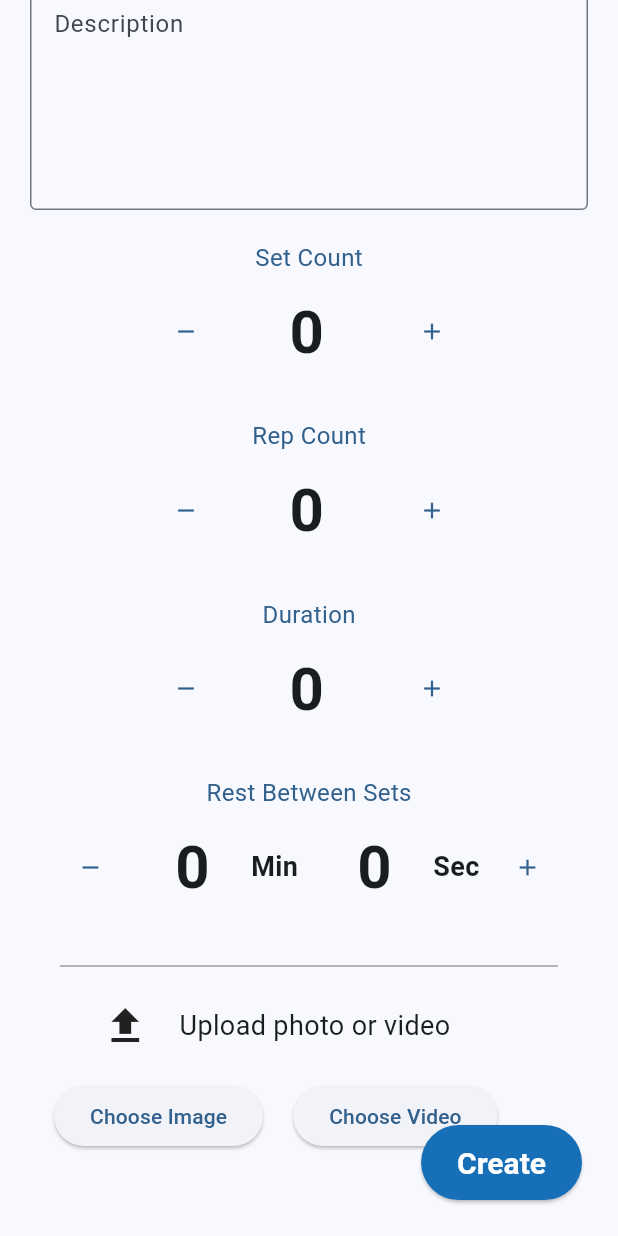
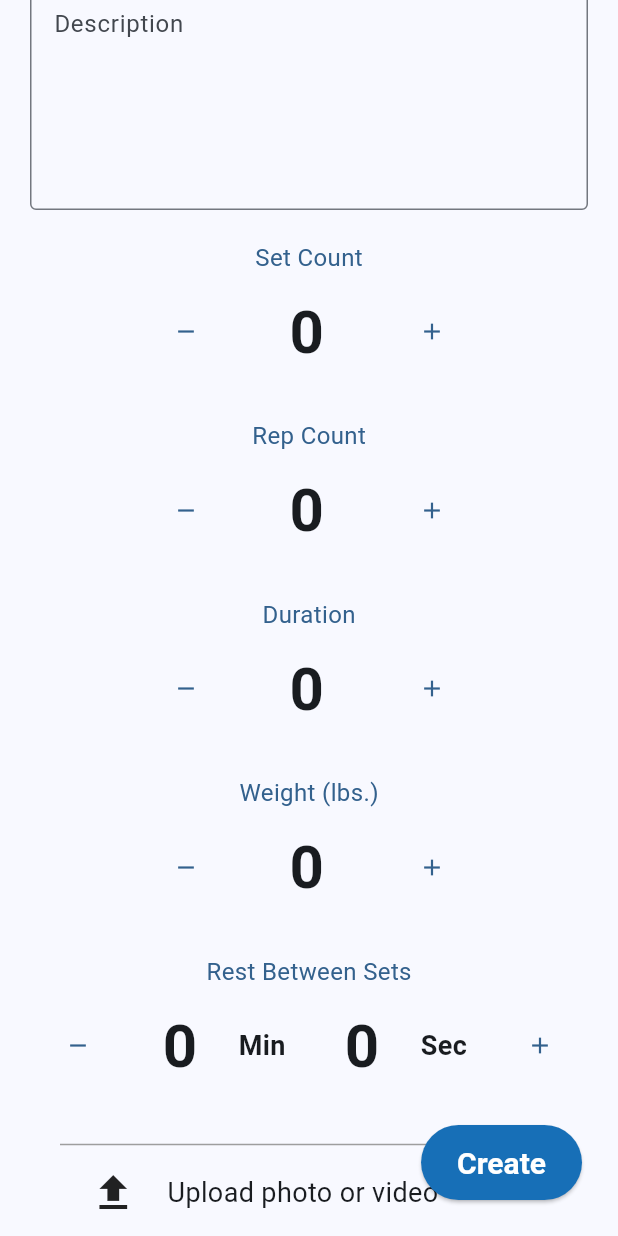
Before and after one commit to ColeWhaley1/Outwork, a Flutter app: the NewExerciseForm screen opened directly, scrolled down 108 dp, on a phone screen of 412 x 824 dp. Run offline on Flutter 3.47's test engine with Material 3 defaults, Android fonts, the phone set to English and light mode, and no system bars; our stand-ins replace carousel_slider, firebase_core, image_picker; accounts and stored records are empty; generated files the repository leaves out were written again.

Commit message:
try to import images/video. wip

```diff
--- a/lib/pages/workouts/new_exercise.dart
+++ b/lib/pages/workouts/new_exercise.dart
@@ -68,6 +68,8 @@ class _NewExerciseFormState extends State<NewExerciseForm> {
                       const SizedBox(height: 20),
                       const FormIncrementer(label: 'Duration'),
                       const SizedBox(height: 20),
+                      const FormIncrementer(label: 'Weight (lbs.)'),
+                      const SizedBox(height: 20),
                       const FormTimeInput(label: 'Rest Between Sets'),
                       const SizedBox(height: 20),
                       const Divider(
--- a/lib/widgets/form_incrementer.dart
+++ b/lib/widgets/form_incrementer.dart
@@ -1,3 +1,5 @@
+import 'dart:math';
+
 import 'package:flutter/material.dart';
 import 'package:flutter/services.dart';
 
@@ -14,6 +16,8 @@ class _FormIncrementer extends State<FormIncrementer> {
   late TextEditingController _controller;
   late FocusNode _focusNode;
   int count = 0;
+
+  final double minRowWidth = 200.0;
 
   @override
   void initState() {
@@ -44,7 +48,7 @@ class _FormIncrementer extends State<FormIncrementer> {
 
   void updateCountWhenEnteredManually() {
     final input = _controller.text;
-    if(input.isNotEmpty){
+    if (input.isNotEmpty) {
       setState(() {
         count = int.tryParse(input) ?? 0;
       });
@@ -61,8 +65,8 @@ class _FormIncrementer extends State<FormIncrementer> {
   }
 
   void handleFocusChange() {
-    if(!_focusNode.hasFocus){
-      if(_controller.text.isEmpty){
+    if (!_focusNode.hasFocus) {
+      if (_controller.text.isEmpty) {
         _controller.text = '0';
         count = 0;
       }
@@ -71,16 +75,22 @@ class _FormIncrementer extends State<FormIncrementer> {
 
   @override
   Widget build(BuildContext context) {
+    final screenWidth = MediaQuery.of(context).size.width;
     return Center(
+      child: ConstrainedBox(
+        constraints: BoxConstraints(maxWidth: max(screenWidth, minRowWidth)),
         child: Row(
           mainAxisAlignment: MainAxisAlignment.center,
           children: [
             Column(
               children: [
-              Text(widget.label,
+                Text(
+                  widget.label,
                   style: TextStyle(
                     fontSize: 16,
-                      color: Theme.of(context).colorScheme.primary)),
+                    color: Theme.of(context).colorScheme.primary,
+                  ),
+                ),
                 Row(
                   children: [
                     ElevatedButton(
@@ -129,6 +139,7 @@ class _FormIncrementer extends State<FormIncrementer> {
             ),
           ],
         ),
+      ),
     );
   }
 }
--- a/lib/widgets/form_time_input.dart
+++ b/lib/widgets/form_time_input.dart
@@ -1,3 +1,5 @@
+import 'dart:math';
+
 import 'package:flutter/material.dart';
 import 'package:flutter/services.dart';
 
@@ -7,10 +9,10 @@ class FormTimeInput extends StatefulWidget {
   final String label;
 
   @override
-  State<FormTimeInput> createState() => _FormTimeInput();
+  State<FormTimeInput> createState() => _FormTimeInputState();
 }
 
-class _FormTimeInput extends State<FormTimeInput> {
+class _FormTimeInputState extends State<FormTimeInput> {
   late TextEditingController _controllerMinutes;
   late TextEditingController _controllerSeconds;
   int countMinutes = 0;
@@ -18,6 +20,8 @@ class _FormTimeInput extends State<FormTimeInput> {
 
   late FocusNode _focusNodeMinutes;
   late FocusNode _focusNodeSeconds;
+
+  final minRowWidth = 300.0;
 
   @override
   void initState() {
@@ -54,7 +58,6 @@ class _FormTimeInput extends State<FormTimeInput> {
     setState(() {
       if (countSeconds - seconds < 0) {
         if (countMinutes > 0) {
-          // carry the 1 from minutes
           countMinutes--;
           countSeconds += (60 - seconds);
         } else {
@@ -123,17 +126,18 @@ class _FormTimeInput extends State<FormTimeInput> {
 
   @override
   Widget build(BuildContext context) {
+    final screenWidth = MediaQuery.of(context).size.width;
     return Center(
-      child: Row(
-        mainAxisAlignment: MainAxisAlignment.center,
-        children: [
-          Column(
+      child: ConstrainedBox(
+        constraints: BoxConstraints(maxWidth: max(screenWidth, minRowWidth)),
+        child: Column(
           children: [
             Text(widget.label,
                 style: TextStyle(
                     fontSize: 16,
                     color: Theme.of(context).colorScheme.primary)),
             Row(
+              mainAxisAlignment: MainAxisAlignment.center,
               children: [
                 ElevatedButton(
                   style: ElevatedButton.styleFrom(
@@ -147,7 +151,13 @@ class _FormTimeInput extends State<FormTimeInput> {
                   },
                   child: const Icon(Icons.remove),
                 ),
-                  SizedBox(
+                Flexible(
+                  child: Column(
+                    children: [
+                      Row(
+                        children: [
+                          Flexible(
+                            child: SizedBox(
                               width: 75,
                               child: TextFormField(
                                 controller: _controllerMinutes,
@@ -167,6 +177,7 @@ class _FormTimeInput extends State<FormTimeInput> {
                                 ],
                               ),
                             ),
+                          ),
                           const Text(
                             'Min',
                             style: TextStyle(
@@ -174,8 +185,9 @@ class _FormTimeInput extends State<FormTimeInput> {
                               fontSize: 18,
                             ),
                           ),
-                  const SizedBox(width: 15,),
-                  SizedBox(
+                          const SizedBox(width: 15),
+                          Flexible(
+                            child: SizedBox(
                               width: 75,
                               child: TextFormField(
                                 controller: _controllerSeconds,
@@ -195,11 +207,17 @@ class _FormTimeInput extends State<FormTimeInput> {
                                 ],
                               ),
                             ),
+                          ),
                           const Text(
                             'Sec',
                             style: TextStyle(
                               fontWeight: FontWeight.bold,
                               fontSize: 18,
+                            ),
+                          ),
+                        ],
+                      ),
+                    ],
                   ),
                 ),
                 ElevatedButton(
@@ -218,7 +236,6 @@ class _FormTimeInput extends State<FormTimeInput> {
             ),
           ],
         ),
-        ],
       ),
     );
   }
--- a/lib/widgets/image_or_video_picker.dart
+++ b/lib/widgets/image_or_video_picker.dart
@@ -1,6 +1,7 @@
 import 'dart:io';
 
 import 'package:flutter/material.dart';
+import 'package:flutter/widgets.dart';
 import 'package:image_picker/image_picker.dart';
 
 class ImageOrVideoPicker extends StatefulWidget {
@@ -34,7 +35,7 @@ class _ImageOrVideoPickerState extends State<ImageOrVideoPicker> {
   @override
   Widget build(BuildContext context) {
     return Padding(
-      padding: const EdgeInsets.all(16),
+      padding: const EdgeInsets.all(8),
       child: Column(
         children: [
           const Row(
@@ -64,9 +65,24 @@ class _ImageOrVideoPickerState extends State<ImageOrVideoPicker> {
           ),
           const SizedBox(height: 20),
           if (_image != null) ...[
-            Image.file(File(_image!.path)),
-            const SizedBox(height: 20),
-            Text('Selected Image: ${_image!.name}'),
+            Column(
+              children: [
+                Container(
+                  constraints: BoxConstraints(
+                      maxWidth: MediaQuery.of(context).size.width - 16,
+                      maxHeight: 300),
+                  child: AspectRatio(
+                    aspectRatio: 1.0,
+                    child: Image.file(
+                      File(_image!.path),
+                      fit: BoxFit.contain,
+                    ),
+                  ),
+                ),
+                const SizedBox(height: 20),
+                Text('Selected Image: ${_image!.name}'),
+              ],
+            ),
           ],
           if (_video != null) ...[
             Container(
```
Lines whose indentation alone changed are shown as unchanged.
